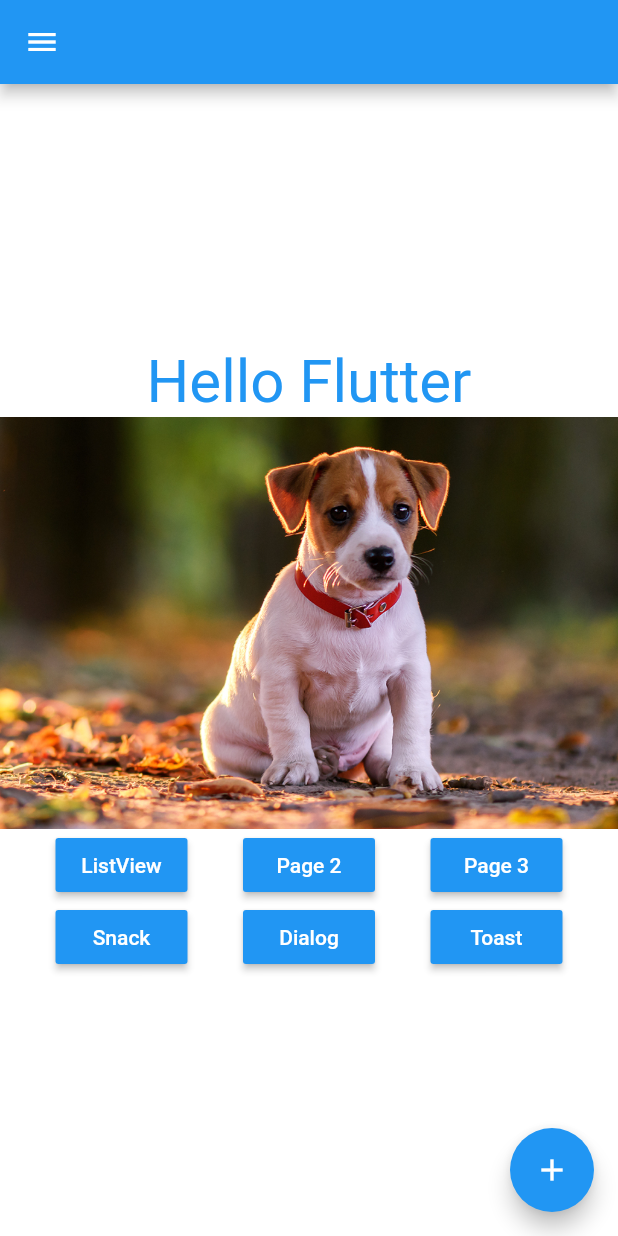
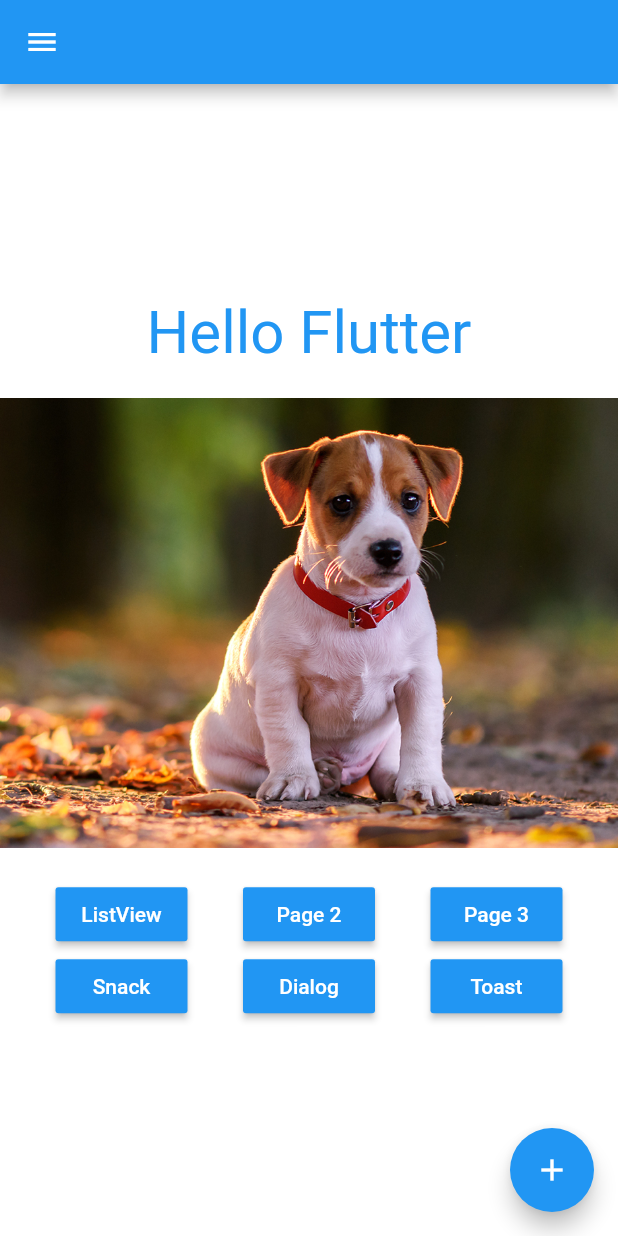
Before and after one commit to raphacm/flutter_essentials_widgets, a Flutter app: the screen it shows after launch, on a phone screen of 412 x 824 dp. Run offline on Flutter 3.47's test engine with Material 2 defaults, Android fonts, the phone set to English and light mode, and no system bars.

Commit message:
create pageview

```diff
--- a/lib/pages/home_page.dart
+++ b/lib/pages/home_page.dart
@@ -1,3 +1,4 @@
+import 'package:flutter/gestures.dart';
 import 'package:flutter/material.dart';
 
 class Home extends StatelessWidget {
@@ -33,15 +34,19 @@ class Home extends StatelessWidget {
     return Container(
       color: Colors.white,
       child: Column(
-        children: [_text(), _img(), _buttons()],
+        children: [
+          _text(),
+          _pageView(),
+          _buttons(),
+        ],
         mainAxisAlignment: MainAxisAlignment.center,
       ),
     );
   }
 
-  _img() {
+  _img(String imageName) {
     return Image.asset(
-      "assets/images/dog1.png",
+      "assets/images/$imageName.png",
       fit: BoxFit.cover,
     );
   }
@@ -84,4 +89,23 @@ class Home extends StatelessWidget {
       ],
     );
   }
+
+  _pageView() {
+    return Container(
+      height: 300,
+      margin: EdgeInsets.only(top: 20, bottom: 20),
+      child: PageView(
+        reverse: false,
+        onPageChanged: (value) => print("value >> $value"),
+        scrollDirection: Axis.horizontal,
+        children: [
+          _img("dog1"),
+          _img("dog2"),
+          _img("dog3"),
+          _img("dog4"),
+          _img("dog5"),
+        ],
+      ),
+    );
+  }
 }
```
